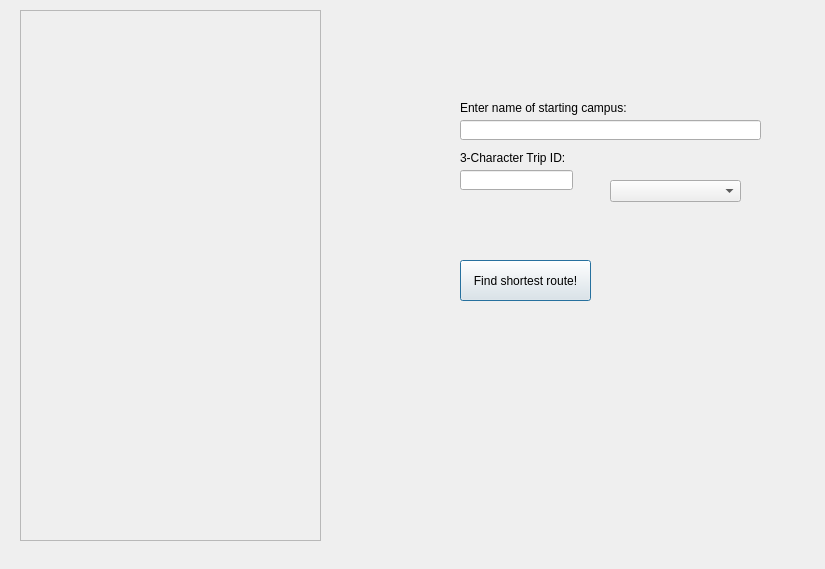
The window that tripplanner.ui (rizzi-trevor/Proj2TempRepo) describes before a commit, drawn with Qt 5.
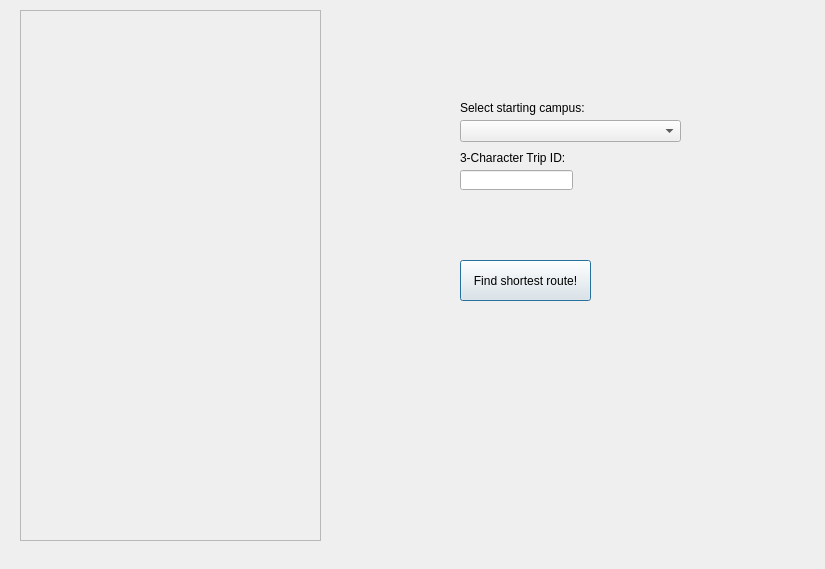
The same window after the commit.

```diff
--- a/tripplanner.ui
+++ b/tripplanner.ui
@@ -49,16 +49,6 @@
     <string>Find shortest route!</string>
    </property>
   </widget>
-  <widget class="QLineEdit" name="colName1">
-   <property name="geometry">
-    <rect>
-     <x>460</x>
-     <y>120</y>
-     <width>301</width>
-     <height>20</height>
-    </rect>
-   </property>
-  </widget>
   <widget class="QLabel" name="startCampusHeader">
    <property name="geometry">
     <rect>
@@ -69,7 +59,7 @@
     </rect>
    </property>
    <property name="text">
-    <string>Enter name of starting campus:</string>
+    <string>Select starting campus:</string>
    </property>
   </widget>
   <widget class="QLabel" name="warningLabel">
@@ -124,9 +114,9 @@
   <widget class="QComboBox" name="colName">
    <property name="geometry">
     <rect>
-     <x>610</x>
-     <y>180</y>
-     <width>131</width>
+     <x>460</x>
+     <y>120</y>
+     <width>221</width>
      <height>22</height>
     </rect>
    </property>
```
